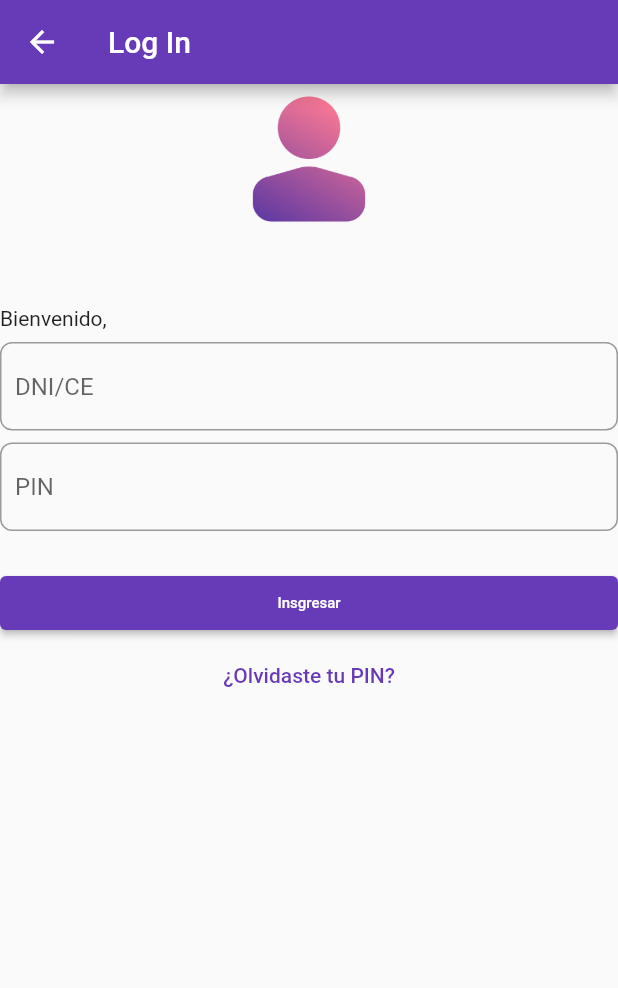
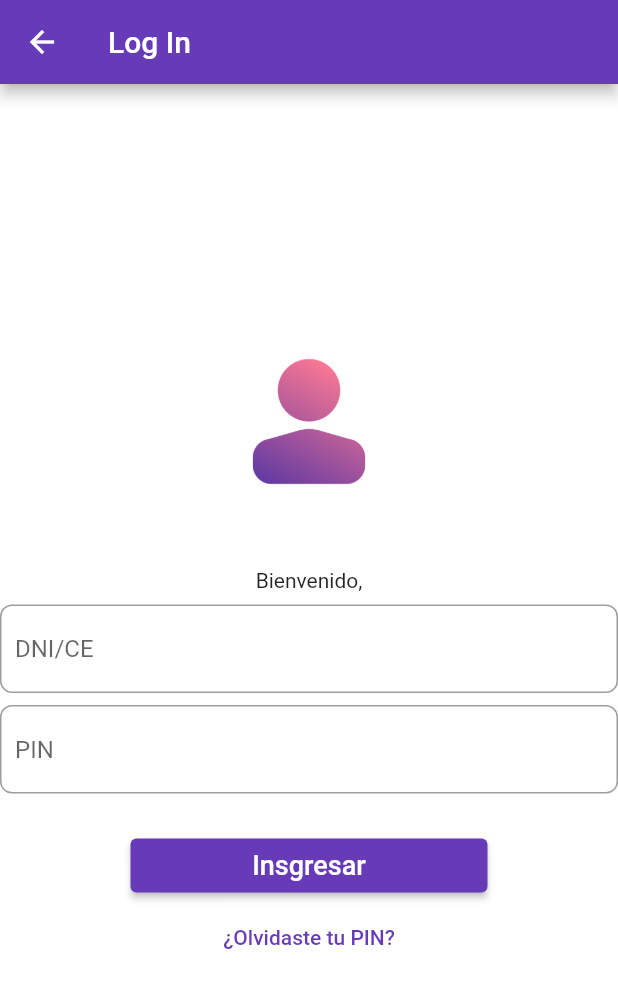
Before and after one commit to ccisnedev/empleapp, a Flutter app: the screen it shows after launch, after a tap on "Trabajador", on a phone screen of 412 x 824 dp. Shown: the top 988 px of the screen. Run offline on Flutter 3.47's test engine with Material 2 defaults, Android fonts, the phone set to English and light mode, and no system bars; our stand-ins replace rive.

Commit message:
scr Login cambio de listView a colum para centrar

```diff
--- a/lib/main.dart
+++ b/lib/main.dart
@@ -1,4 +1,3 @@
-// import 'package:empleapp/screen/screen_client.dart';
 import 'package:empleapp/screen/screen_login.dart';
 import 'package:flutter/material.dart';
 import 'package:rive/rive.dart';
--- a/lib/screen/screen_login.dart
+++ b/lib/screen/screen_login.dart
@@ -24,11 +24,20 @@ class ScreenLoginStatefulWidget extends StatefulWidget {
 class _ScreenLoginState extends State<ScreenLoginStatefulWidget> {
   @override
   Widget build(BuildContext context) {
+    final screenWidth = MediaQuery.of(context).size.width;
+    final screenHeigth = MediaQuery.of(context).size.height;
+    debugPrint('\nDEBUG Build loginScreen: $screenWidth x $screenHeigth');
 
     return Container(
-      alignment: Alignment.center,
-      child: Center(
-        child: ListView(children: <Widget>[
+      // width: screenWidth * 1.0,
+      // height: screenHeigth * 1.0,
+
+      color: Colors.white,
+
+      alignment: Alignment.bottomCenter,
+      child: Column(
+        mainAxisAlignment: MainAxisAlignment.center,
+        children: <Widget>[
         // ################################
         // AVATAR
           Hero(
@@ -50,6 +59,7 @@ class _ScreenLoginState extends State<ScreenLoginStatefulWidget> {
         // ################################
         // ID
         TextFormField(
+
           keyboardType: TextInputType.number,
           autofocus: false,
           initialValue: '',
@@ -83,8 +93,8 @@ class _ScreenLoginState extends State<ScreenLoginStatefulWidget> {
         ElevatedButton(
           onPressed: () => Navigator.push(context, MaterialPageRoute(builder: (context) => ScreenUser())),
           child: SizedBox(
-              width: MediaQuery.of(context).size.width * .2,
-              child: const Text('Insgresar', textAlign: TextAlign.center, style: TextStyle(fontSize: 10),)
+            width: MediaQuery.of(context).size.width * .5,
+            child: const Text('Insgresar', textAlign: TextAlign.center, style: TextStyle(fontSize: 18),)
           )
         ),
 
@@ -94,7 +104,8 @@ class _ScreenLoginState extends State<ScreenLoginStatefulWidget> {
           onPressed: (){} ,
           child: const Text('¿Olvidaste tu PIN?')
         ),
-        ],),),
+      ],
+      ),
     );
   }
 
```
Lines whose indentation alone changed are shown as unchanged.
